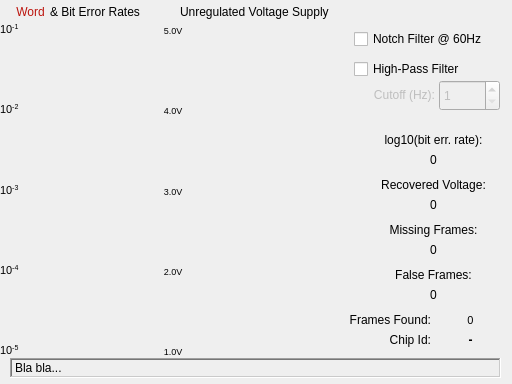
Before: the Qt Designer form Bug_Popout.ui in acorver/SpikeGL, drawn with Qt 5.
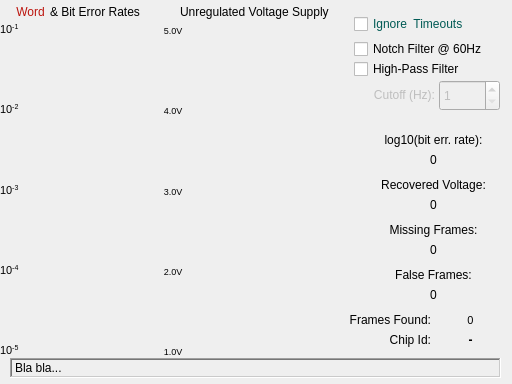
After: the same form once the commit is applied. Icons and pictures are not drawn.

```diff
--- a/Bug_Popout.ui
+++ b/Bug_Popout.ui
@@ -33,7 +33,7 @@
    <property name="geometry">
     <rect>
      <x>354</x>
-     <y>30</y>
+     <y>40</y>
      <width>151</width>
      <height>18</height>
     </rect>
@@ -663,6 +663,59 @@
     <string>&amp; Bit Error Rates</string>
    </property>
   </widget>
+  <widget class="QCheckBox" name="ignoreTOChk">
+   <property name="geometry">
+    <rect>
+     <x>354</x>
+     <y>15</y>
+     <width>151</width>
+     <height>18</height>
+    </rect>
+   </property>
+   <property name="palette">
+    <palette>
+     <active>
+      <colorrole role="WindowText">
+       <brush brushstyle="SolidPattern">
+        <color alpha="255">
+         <red>0</red>
+         <green>90</green>
+         <blue>84</blue>
+        </color>
+       </brush>
+      </colorrole>
+     </active>
+     <inactive>
+      <colorrole role="WindowText">
+       <brush brushstyle="SolidPattern">
+        <color alpha="255">
+         <red>0</red>
+         <green>90</green>
+         <blue>84</blue>
+        </color>
+       </brush>
+      </colorrole>
+     </inactive>
+     <disabled>
+      <colorrole role="WindowText">
+       <brush brushstyle="SolidPattern">
+        <color alpha="255">
+         <red>120</red>
+         <green>120</green>
+         <blue>120</blue>
+        </color>
+       </brush>
+      </colorrole>
+     </disabled>
+    </palette>
+   </property>
+   <property name="toolTip">
+    <string>&lt;html&gt;&lt;head/&gt;&lt;body&gt;&lt;p&gt;If checked, the DAQ reader thread will ignore read timeouts from the Bug3 subprocess. This is useful in situations where the fly goes out of range and no data comes in to the receiver. Otherwise, 5 seconds of read timeouts will cause the DAQ task to stop.&lt;/p&gt;&lt;/body&gt;&lt;/html&gt;</string>
+   </property>
+   <property name="text">
+    <string>Ignore  Timeouts</string>
+   </property>
+  </widget>
  </widget>
  <resources>
   <include location="bug3.qrc"/>
```
